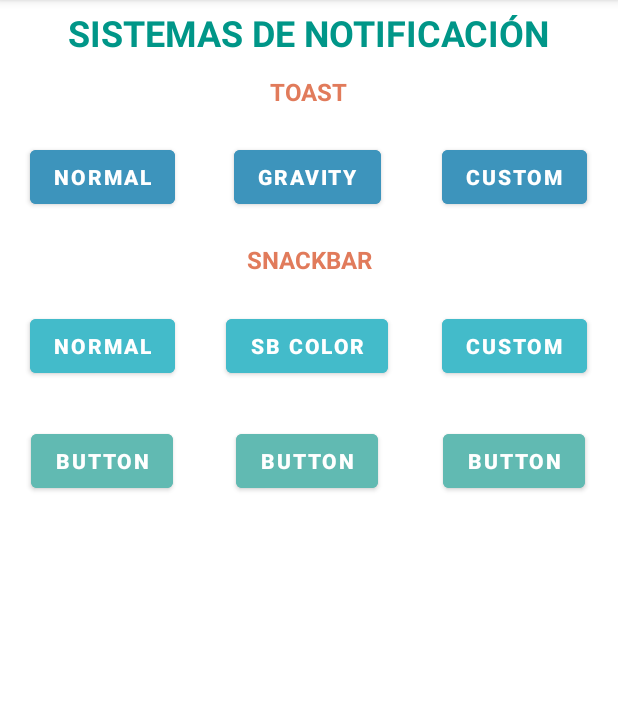
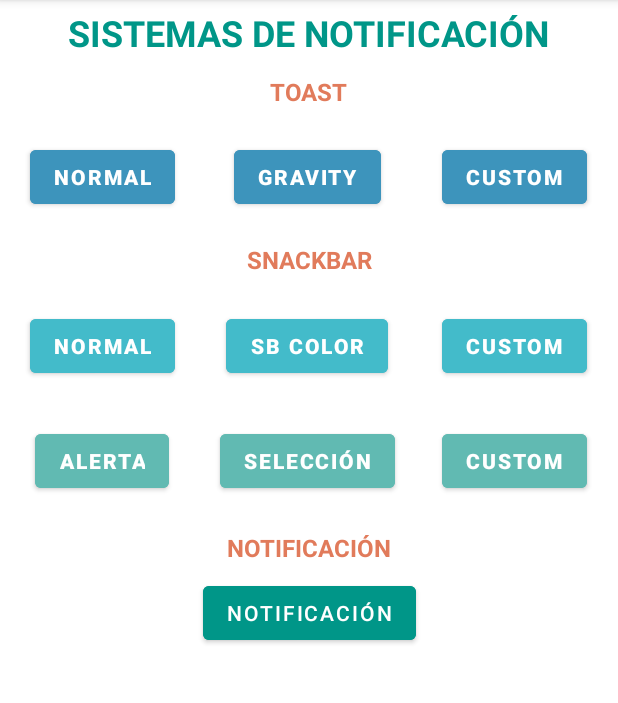
Before and after one commit to Druscky/Notificaciones, an Android app: the screen it shows after launch (MainActivity), on a phone screen of 412 x 824 dp, the part 84-787 px from its top. Run offline under Robolectric (Android 15) with nearby library versions, the phone set to English and light mode, and no system bars.

Commit message:
Empezando a programar Cuadros de Alerta

```diff
--- a/app/src/main/res/layout/activity_main.xml
+++ b/app/src/main/res/layout/activity_main.xml
@@ -131,7 +131,7 @@
         android:layout_width="wrap_content"
         android:layout_height="wrap_content"
         android:backgroundTint="@color/turquesa_claro"
-        android:text="Button"
+        android:text="@string/avAlerta"
         android:textStyle="bold"
         app:layout_constraintBottom_toTopOf="@+id/guideline7"
         app:layout_constraintEnd_toStartOf="@+id/guideline3"
@@ -143,7 +143,7 @@
         android:layout_width="wrap_content"
         android:layout_height="wrap_content"
         android:backgroundTint="@color/turquesa_claro"
-        android:text="Button"
+        android:text="@string/avSeleccion"
         android:textStyle="bold"
         app:layout_constraintBottom_toTopOf="@+id/guideline7"
         app:layout_constraintEnd_toStartOf="@+id/guideline4"
@@ -155,7 +155,7 @@
         android:layout_width="wrap_content"
         android:layout_height="wrap_content"
         android:backgroundTint="@color/turquesa_claro"
-        android:text="Button"
+        android:text="@string/avCustom"
         android:textStyle="bold"
         app:layout_constraintBottom_toTopOf="@+id/guideline7"
         app:layout_constraintEnd_toEndOf="parent"
@@ -215,4 +215,35 @@
         app:layout_constraintEnd_toEndOf="parent"
         app:layout_constraintStart_toStartOf="parent"
         app:layout_constraintTop_toTopOf="@+id/guideline2" />
+
+    <TextView
+        android:id="@+id/tvNotificacion"
+        android:layout_width="wrap_content"
+        android:layout_height="wrap_content"
+        android:text="@string/tvNotificacion"
+        android:textColor="@color/orange"
+        android:textSize="16sp"
+        android:textStyle="bold"
+        app:layout_constraintBottom_toTopOf="@+id/guideline10"
+        app:layout_constraintEnd_toEndOf="parent"
+        app:layout_constraintStart_toStartOf="parent"
+        app:layout_constraintTop_toTopOf="@+id/guideline7" />
+
+    <androidx.constraintlayout.widget.Guideline
+        android:id="@+id/guideline10"
+        android:layout_width="wrap_content"
+        android:layout_height="wrap_content"
+        android:orientation="horizontal"
+        app:layout_constraintGuide_percent="0.500684" />
+
+    <Button
+        android:id="@+id/btnNotificacion"
+        android:layout_width="wrap_content"
+        android:layout_height="wrap_content"
+        android:backgroundTint="@color/turquesa"
+        android:text="@string/tvNotificacion"
+        app:layout_constraintEnd_toEndOf="parent"
+        app:layout_constraintStart_toStartOf="parent"
+        app:layout_constraintTop_toTopOf="@+id/guideline10" />
+
 </androidx.constraintlayout.widget.ConstraintLayout>
--- a/app/src/main/res/values/strings.xml
+++ b/app/src/main/res/values/strings.xml
@@ -11,6 +11,12 @@
     <string name="sbNormal">NORMAL</string>
     <string name="sbColor">SB COLOR</string>
     <string name="sbCustom">CUSTOM</string>
+    <string name="tvNotificacion">NOTIFICACIÓN</string>
+    <string name="avAlerta">ALERTA</string>
+    <string name="avSeleccion">SELECCIÓN</string>
+    <string name="avCustom">CUSTOM</string>
+    <string name="tvAviso">AVISO</string>
+    <string name="tvMensaje">Ésto es una Alerta</string>
 
 
 </resources>
```
Also changed, not shown: app/src/main/java/com/example/notificaciones/MainActivity.kt (+10 -0 lines), app/src/main/res/layout/layout_dialogo.xml (added, +39 -0 lines), app/src/main/res/drawable-v24/alerta.jpg (added).
